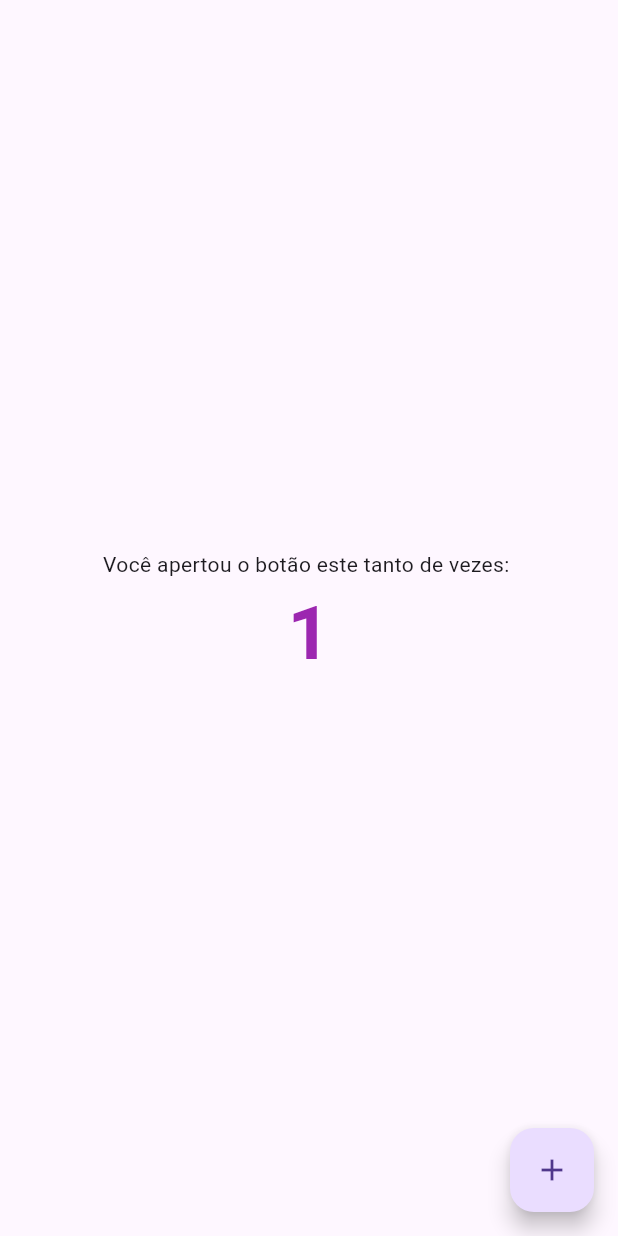
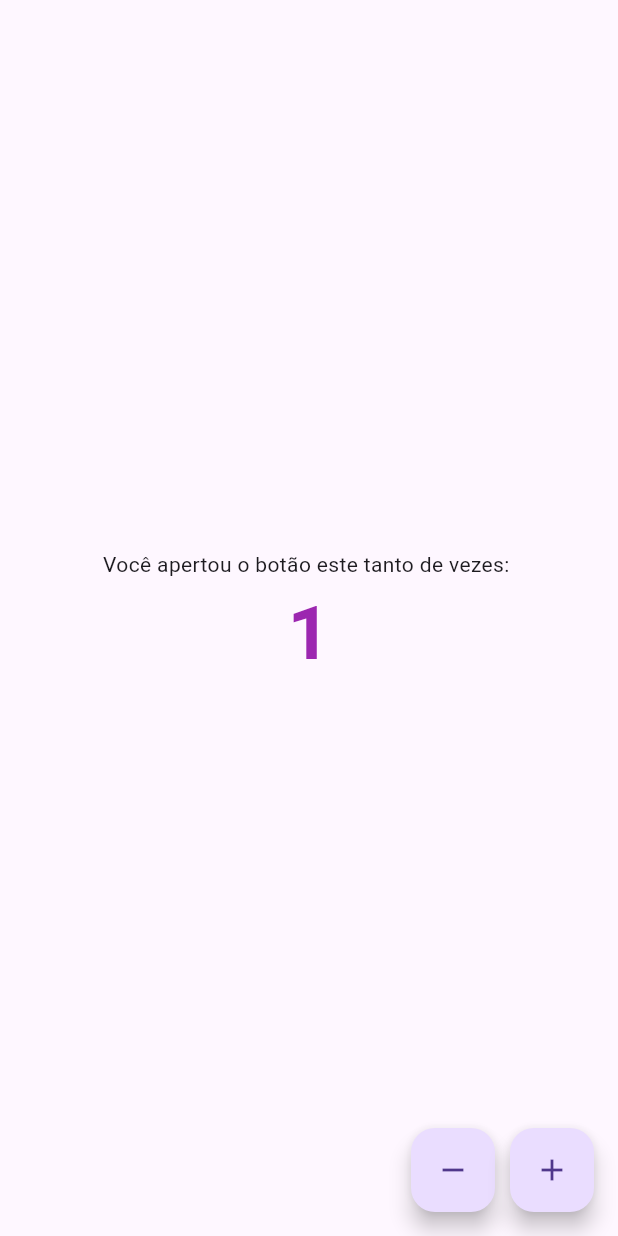
Before and after one commit to luisabritod/Jornada-Flutter, a Flutter app: the screen it shows after launch, after a tap on the "add" icon, on a phone screen of 412 x 824 dp. Run offline on Flutter 3.47's test engine with Material 3 defaults, Android fonts, the phone set to English and light mode, and no system bars.

Commit message:
feat: adiciona botão de remover

```diff
--- a/02-gerenciamento-estado-provider/contador_app/lib/pagina_contador.dart
+++ b/02-gerenciamento-estado-provider/contador_app/lib/pagina_contador.dart
@@ -29,11 +29,29 @@ class PaginaContador extends StatelessWidget {
           ],
         ),
       ),
-      floatingActionButton: FloatingActionButton(
-        onPressed: () {
-          Provider.of<ContadorProvider>(context, listen: false).incrementar();
-        },
-        child: Icon(Icons.add),
+      floatingActionButton: Row(
+        mainAxisAlignment: MainAxisAlignment.end,
+        children: [
+          FloatingActionButton(
+            onPressed: () {
+              Provider.of<ContadorProvider>(
+                context,
+                listen: false,
+              ).decrementar();
+            },
+            child: Icon(Icons.remove),
+          ),
+          SizedBox(width: 10),
+          FloatingActionButton(
+            onPressed: () {
+              Provider.of<ContadorProvider>(
+                context,
+                listen: false,
+              ).incrementar();
+            },
+            child: Icon(Icons.add),
+          ),
+        ],
       ),
     );
   }
```
